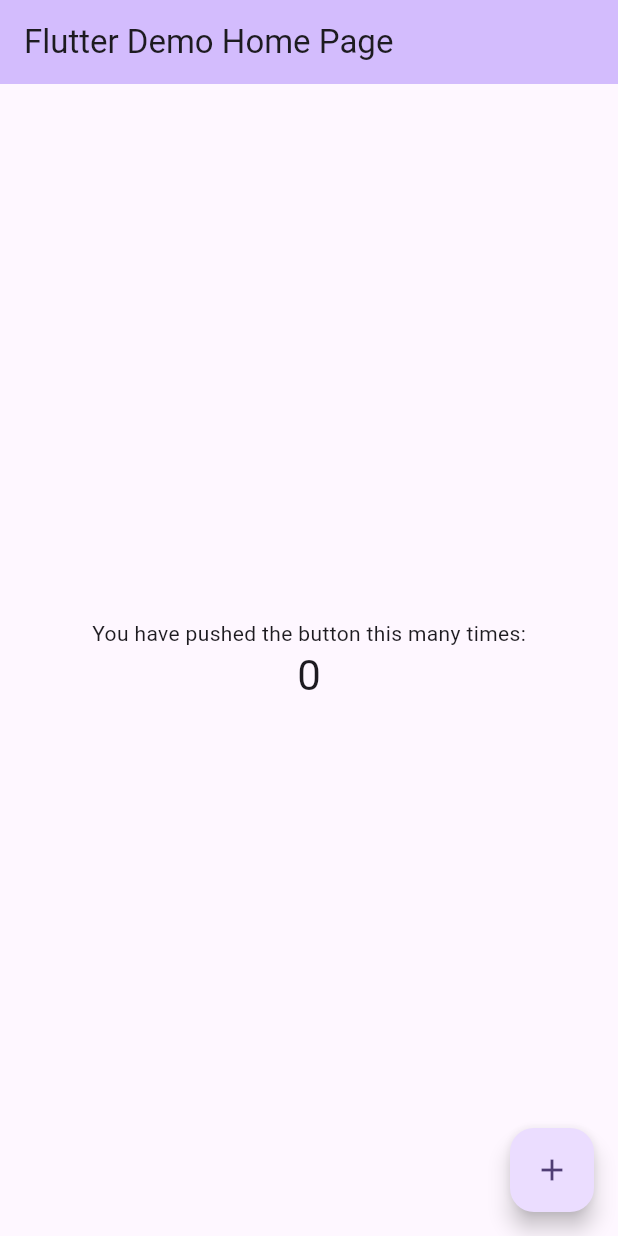
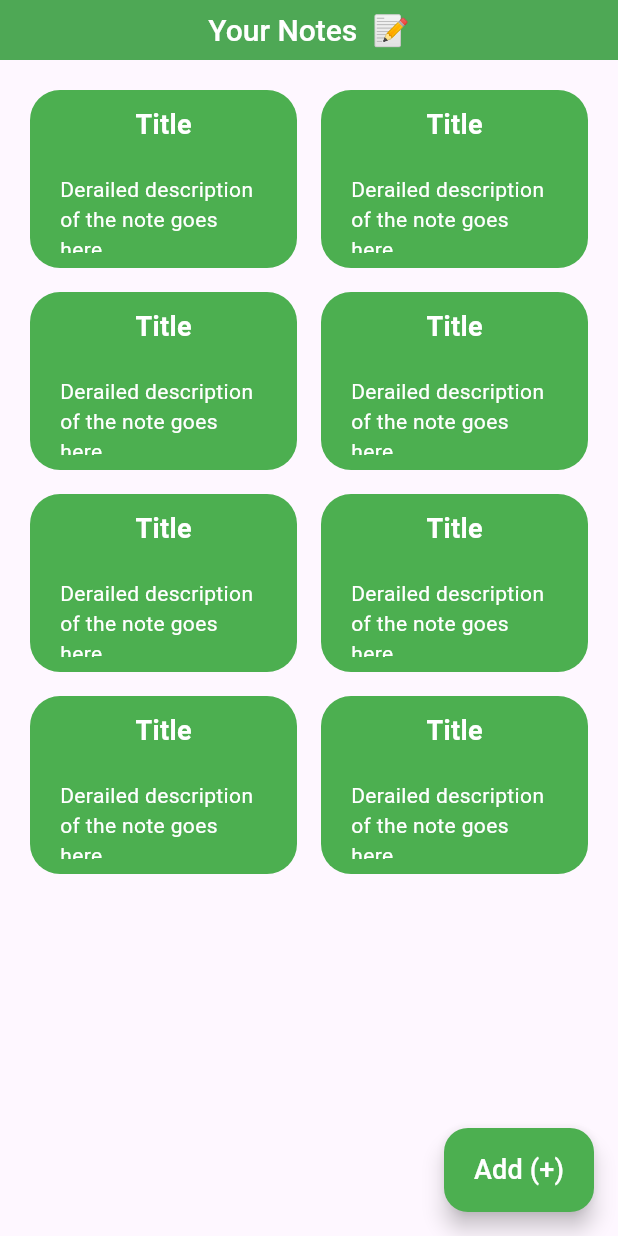
Before and after one commit to TheSileoPraveen/learn_hive, a Flutter app: the screen it shows after launch, on a phone screen of 412 x 824 dp. Run offline on Flutter 3.47's test engine with Material 3 defaults, Android fonts, the phone set to English and light mode, and no system bars; our stand-ins replace get.

Commit message:
done ui of note screen.

```diff
--- a/lib/main.dart
+++ b/lib/main.dart
@@ -1,4 +1,6 @@
 import 'package:flutter/material.dart';
+import 'package:get/get.dart';
+import 'package:learn_hive/note_screen.dart';
 
 void main() {
   runApp(const MyApp());
@@ -7,116 +9,15 @@ void main() {
 class MyApp extends StatelessWidget {
   const MyApp({super.key});
 
-  // This widget is the root of your application.
   @override
   Widget build(BuildContext context) {
-    return MaterialApp(
-      title: 'Flutter Demo',
+    return GetMaterialApp(
+      debugShowCheckedModeBanner: false,
+      title: 'Note App',
       theme: ThemeData(
-        // This is the theme of your application.
-        //
-        // TRY THIS: Try running your application with "flutter run". You'll see
-        // the application has a purple toolbar. Then, without quitting the app,
-        // try changing the seedColor in the colorScheme below to Colors.green
-        // and then invoke "hot reload" (save your changes or press the "hot
-        // reload" button in a Flutter-supported IDE, or press "r" if you used
-        // the command line to start the app).
-        //
-        // Notice that the counter didn't reset back to zero; the application
-        // state is not lost during the reload. To reset the state, use hot
-        // restart instead.
-        //
-        // This works for code too, not just values: Most code changes can be
-        // tested with just a hot reload.
         colorScheme: ColorScheme.fromSeed(seedColor: Colors.deepPurple),
       ),
-      home: const MyHomePage(title: 'Flutter Demo Home Page'),
+      home: NoteScreen(),
     );
   }
 }
-
-class MyHomePage extends StatefulWidget {
-  const MyHomePage({super.key, required this.title});
-
-  // This widget is the home page of your application. It is stateful, meaning
-  // that it has a State object (defined below) that contains fields that affect
-  // how it looks.
-
-  // This class is the configuration for the state. It holds the values (in this
-  // case the title) provided by the parent (in this case the App widget) and
-  // used by the build method of the State. Fields in a Widget subclass are
-  // always marked "final".
-
-  final String title;
-
-  @override
-  State<MyHomePage> createState() => _MyHomePageState();
-}
-
-class _MyHomePageState extends State<MyHomePage> {
-  int _counter = 0;
-
-  void _incrementCounter() {
-    setState(() {
-      // This call to setState tells the Flutter framework that something has
-      // changed in this State, which causes it to rerun the build method below
-      // so that the display can reflect the updated values. If we changed
-      // _counter without calling setState(), then the build method would not be
-      // called again, and so nothing would appear to happen.
-      _counter++;
-    });
-  }
-
-  @override
-  Widget build(BuildContext context) {
-    // This method is rerun every time setState is called, for instance as done
-    // by the _incrementCounter method above.
-    //
-    // The Flutter framework has been optimized to make rerunning build methods
-    // fast, so that you can just rebuild anything that needs updating rather
-    // than having to individually change instances of widgets.
-    return Scaffold(
-      appBar: AppBar(
-        // TRY THIS: Try changing the color here to a specific color (to
-        // Colors.amber, perhaps?) and trigger a hot reload to see the AppBar
-        // change color while the other colors stay the same.
-        backgroundColor: Theme.of(context).colorScheme.inversePrimary,
-        // Here we take the value from the MyHomePage object that was created by
-        // the App.build method, and use it to set our appbar title.
-        title: Text(widget.title),
-      ),
-      body: Center(
-        // Center is a layout widget. It takes a single child and positions it
-        // in the middle of the parent.
-        child: Column(
-          // Column is also a layout widget. It takes a list of children and
-          // arranges them vertically. By default, it sizes itself to fit its
-          // children horizontally, and tries to be as tall as its parent.
-          //
-          // Column has various properties to control how it sizes itself and
-          // how it positions its children. Here we use mainAxisAlignment to
-          // center the children vertically; the main axis here is the vertical
-          // axis because Columns are vertical (the cross axis would be
-          // horizontal).
-          //
-          // TRY THIS: Invoke "debug painting" (choose the "Toggle Debug Paint"
-          // action in the IDE, or press "p" in the console), to see the
-          // wireframe for each widget.
-          mainAxisAlignment: MainAxisAlignment.center,
-          children: <Widget>[
-            const Text('You have pushed the button this many times:'),
-            Text(
-              '$_counter',
-              style: Theme.of(context).textTheme.headlineMedium,
-            ),
-          ],
-        ),
-      ),
-      floatingActionButton: FloatingActionButton(
-        onPressed: _incrementCounter,
-        tooltip: 'Increment',
-        child: const Icon(Icons.add),
-      ), // This trailing comma makes auto-formatting nicer for build methods.
-    );
-  }
-}
--- /dev/null
+++ b/lib/note_screen.dart
@@ -0,0 +1,92 @@
+import 'package:flutter/material.dart';
+
+class NoteScreen extends StatelessWidget {
+  const NoteScreen({super.key});
+
+  @override
+  Widget build(BuildContext context) {
+    return Scaffold(
+      appBar: PreferredSize(
+        preferredSize: const Size.fromHeight(40),
+        child: AppBar(
+          elevation: 3,
+          title: const Text(
+            'Your Notes  📝',
+            style: TextStyle(
+              color: Colors.white,
+              fontSize: 20,
+              fontWeight: FontWeight.w500,
+            ),
+          ),
+          centerTitle: true,
+          backgroundColor: Colors.green,
+        ),
+      ),
+      body: GridView.builder(
+        gridDelegate: const SliverGridDelegateWithFixedCrossAxisCount(
+          crossAxisCount: 2, // Number of columns
+          crossAxisSpacing: 16,
+          mainAxisSpacing: 16,
+          childAspectRatio: 3 / 2, // Width to height ratio
+        ),
+        padding: const EdgeInsets.only(top: 20, left: 20, right: 20),
+        itemCount: 8,
+        itemBuilder: (context, index) {
+          return InkWell(
+            onTap: () {},
+            borderRadius: BorderRadius.circular(20),
+            child: Container(
+              decoration: BoxDecoration(
+                color: Colors.green,
+                borderRadius: BorderRadius.circular(20),
+              ),
+              child: Padding(
+                padding: const EdgeInsets.symmetric(
+                  horizontal: 20,
+                  vertical: 10,
+                ),
+                child: Column(
+                  crossAxisAlignment: CrossAxisAlignment.center,
+                  mainAxisAlignment: MainAxisAlignment.start,
+                  children: [
+                    Text(
+                      'Title',
+                      style: const TextStyle(
+                        color: Colors.white,
+                        fontSize: 18,
+                        fontWeight: FontWeight.bold,
+                      ),
+                    ),
+                    SizedBox(height: 20),
+                    Flexible(
+                      child: Text(
+                        'Derailed description of the note goes here.',
+                        style: const TextStyle(
+                          color: Colors.white,
+                          fontSize: 14,
+                        ),
+                      ),
+                    ),
+                  ],
+                ),
+              ),
+            ),
+          );
+        },
+      ),
+
+      floatingActionButton: SizedBox(
+        width: 100,
+        child: FloatingActionButton(
+          onPressed: () {
+            // Action to add a new note
+          },
+          backgroundColor: Colors.green,
+          foregroundColor: Colors.white,
+          tooltip: 'Add Note',
+          child: Center(child: const Text("Add (+)", style: TextStyle(fontSize: 18,fontWeight: FontWeight.w500))),
+        ),
+      ),
+    );
+  }
+}
--- /dev/null
+++ b/lib/note_screen_controller.dart
@@ -0,0 +1,5 @@
+import 'package:get/get.dart';
+
+class NoteScreenController extends GetxController {
+
+}
--- a/pubspec.yaml
+++ b/pubspec.yaml
@@ -34,6 +34,7 @@ dependencies:
   # The following adds the Cupertino Icons font to your application.
   # Use with the CupertinoIcons class for iOS style icons.
   cupertino_icons: ^1.0.8
+  get: ^4.7.2
 
 dev_dependencies:
   flutter_test:
```
Also changed, not shown: pubspec.lock.
